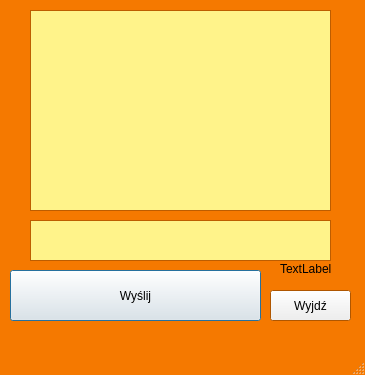
lukasz1303/Gadu-Gadu-SK2, file clientGUI/mainwindow.ui: the form before one commit.
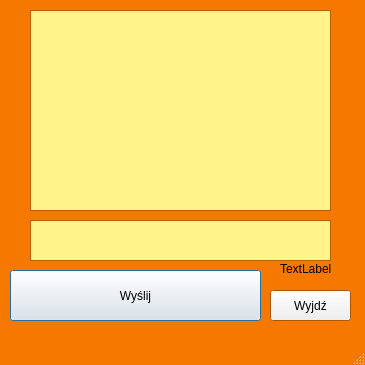
The form after the commit.

What changed in the file:
```diff
--- a/clientGUI/mainwindow.ui
+++ b/clientGUI/mainwindow.ui
@@ -10,7 +10,7 @@
     <x>0</x>
     <y>0</y>
     <width>365</width>
-    <height>375</height>
+    <height>365</height>
    </rect>
   </property>
   <property name="palette">
```
Left out of the diff: 2 changed lines with no effect on the pictures.
